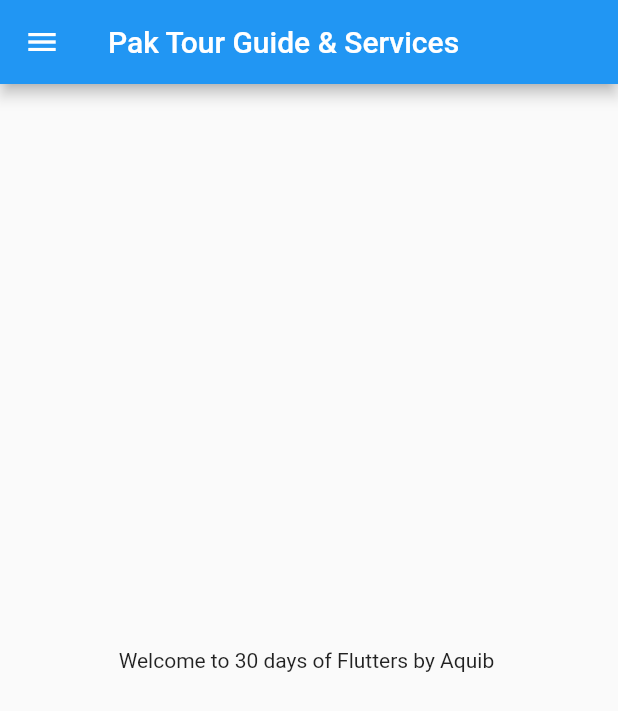
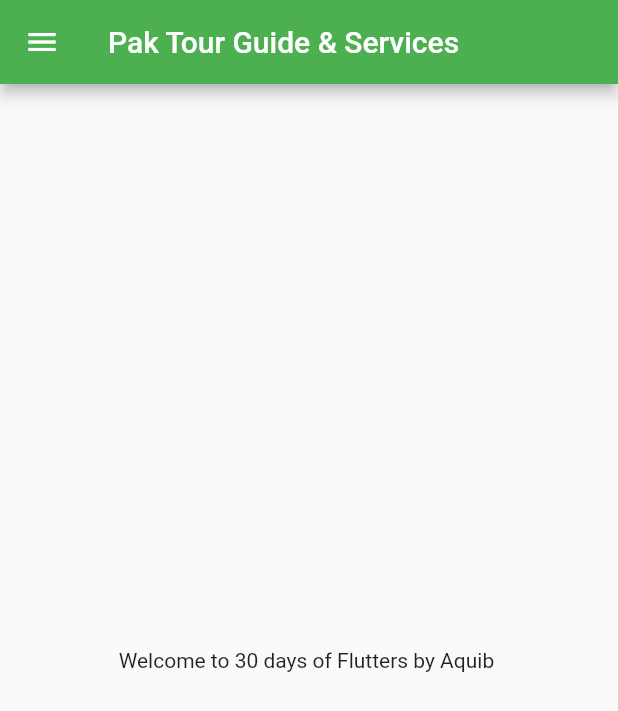
Before and after one commit to Aquib69/PakTourGuideServices, a Flutter app: the screen it shows after launch, on a phone screen of 412 x 824 dp. Shown: the top 711 px of the screen. Run offline on Flutter 3.47's test engine with Material 2 defaults, Android fonts, the phone set to English and light mode, and no system bars.

Commit message:
day 3 completed

```diff
--- a/lib/main.dart
+++ b/lib/main.dart
@@ -1,17 +1,29 @@
 import 'package:flutter/material.dart';
-import 'package:myapp_catalog/home_page.dart';
+import 'package:myapp_catalog/pages/home_page.dart';
+import 'package:myapp_catalog/pages/login_page.dart';
 
 void main() {
   runApp(MyApp());
 }
 
+// ignore: use_key_in_widget_constructors
 class MyApp extends StatelessWidget {
-
-
   @override
   Widget build(BuildContext context) {
     return MaterialApp(
-      home: HomePage(),
+      themeMode: ThemeMode.dark,
+      theme: ThemeData(primarySwatch: Colors.deepPurple),
+      darkTheme: ThemeData(
+        primarySwatch: Colors.green,
+      ),
+
+      // ignore: prefer_const_literals_to_create_immutables
+      initialRoute: "/home",
+      routes: {
+        "/": (context) => LoginPage(),
+        "/home": (context) => HomePage(),
+        "/login": (context) => LoginPage(),
+      },
     );
   }
 }
--- a/lib/home_page.dart
+++ b/lib/pages/home_page.dart
@@ -1,5 +1,6 @@
 import 'package:flutter/material.dart';
 
+// ignore: use_key_in_widget_constructors
 class HomePage extends StatelessWidget {
   final int days = 30;
   final String name = "Aquib";
@@ -8,13 +9,16 @@
   Widget build(BuildContext context) {
     return Scaffold(
       appBar: AppBar(
+        // ignore: prefer_const_constructors
         title: Text("Pak Tour Guide & Services"),
       ),
       body: Center(
+        // ignore: avoid_unnecessary_containers
         child: Container(
           child: Text("Welcome to $days days of Flutters by $name "),
         ),
       ),
+      // ignore: prefer_const_constructors
       drawer: Drawer(),
     );
   }
```
Also changed, not shown: lib/pages/login_page.dart (added, +22 -0 lines), 1 other file.
